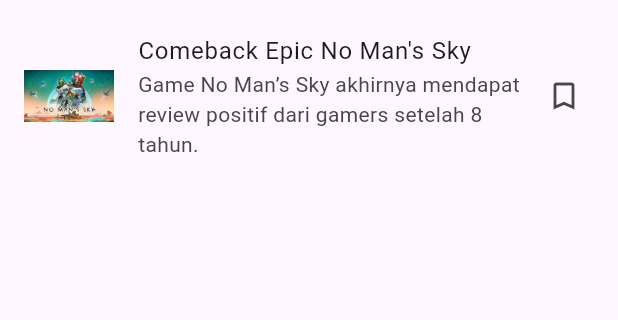
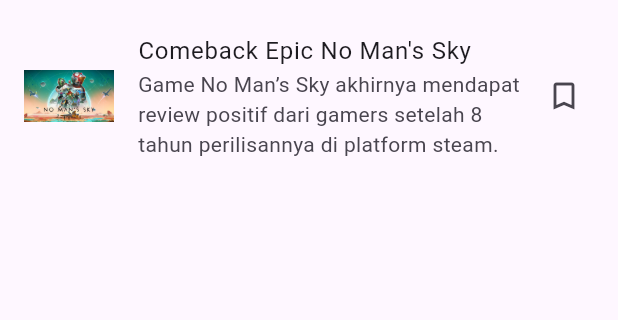
Before and after one commit to mrpanci/PemrogramanPerangkatBergerak, a Flutter app: the screen it shows after launch, on a phone screen of 412 x 824 dp, the part 63-383 px from its top. Run offline on Flutter 3.47's test engine with Material 3 defaults, Android fonts, the phone set to English and light mode, and no system bars.

Commit message:
Update main.dart

```diff
--- a/tugas5_daftar_berita/lib/main.dart
+++ b/tugas5_daftar_berita/lib/main.dart
@@ -22,12 +22,12 @@
 
   @override
   Widget build(BuildContext context) {
-    // Data berita (bisa lebih dari 1 nanti)
+    // Data berita
     final List<Map<String, String>> newsList = [
       {
         "title": "Comeback Epic No Man's Sky",
         "subtitle":
-            "Game No Man’s Sky akhirnya mendapat review positif dari gamers setelah 8 tahun.",
+            "Game No Man’s Sky akhirnya mendapat review positif dari gamers setelah 8 tahun perilisannya di platform steam.",
         "image": "assets/nomansky.jpg"
       }
     ];
```
